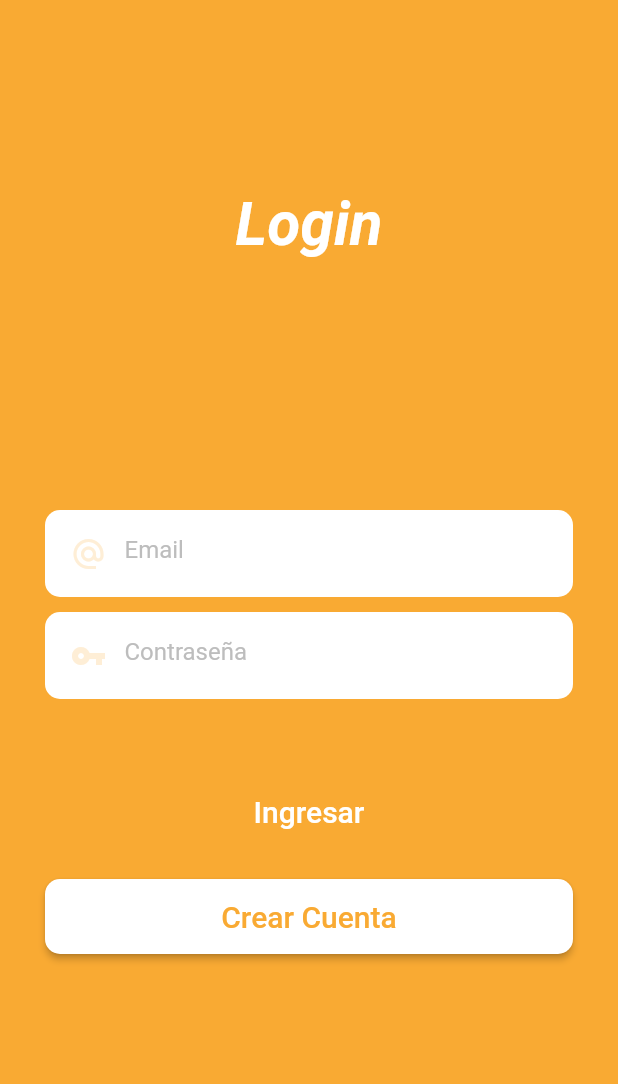
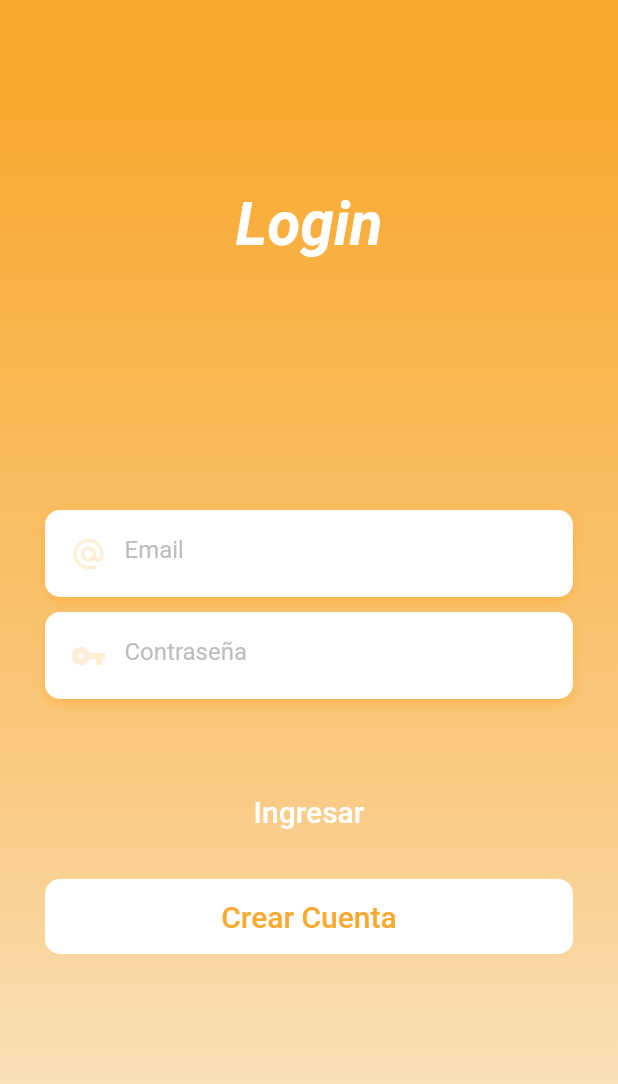
Before and after one commit to Bodkins/control_escolar2, a Flutter app: the screen it shows after launch, on a phone screen of 412 x 824 dp. Shown: the top 1084 px of the screen. Run offline on Flutter 3.47's test engine with Material 2 defaults, Android fonts, the phone set to English and light mode, and no system bars; our stand-ins replace sqflite; accounts and stored records are empty.

Commit message:
se modifico el login visualmente

```diff
--- a/lib/loginPage.dart
+++ b/lib/loginPage.dart
@@ -19,17 +19,32 @@ class _MyLoginPageState extends State<MyLoginPage> {
 
   @override
   Widget build(BuildContext context) {
+
     return Scaffold(
-      backgroundColor: Color.fromRGBO(249, 170, 51, 1),
+      //backgroundColor: Color.fromRGBO(249, 170, 51, 1),
       key: _formKey,
       body: Container(
-
+decoration: BoxDecoration(
+  gradient: new LinearGradient(colors: [
+    Color.fromRGBO(249, 170, 51, 1),
+    Color.fromRGBO(249, 170, 51, 0.8),
+    Color.fromRGBO(249, 170, 51, 0.6),
+    Color.fromRGBO(249, 170, 51, 0.3),
+  ],
+    begin: const FractionalOffset(1.0, 0.1),
+    end: const FractionalOffset(1, 0.9),
+  ),
+),
         child: Column(
           children: <Widget>[
             Container(
               height: 300,
+
               decoration: BoxDecoration(
-                color: Color.fromRGBO(249, 170, 51,1 ),
+               // image: DecorationImage(
+                //  image: AssetImage('assets/images/background.jpg'),
+               // ) ,
+                //color: Color.fromRGBO(249, 170, 51,1 ),
                 borderRadius: BorderRadius.circular(50),
               ),
               child: Stack(
@@ -48,6 +63,7 @@ class _MyLoginPageState extends State<MyLoginPage> {
                       ),
                     ),
                   ),
+
                 ],
               ),
             ),
@@ -76,7 +92,7 @@ class _MyLoginPageState extends State<MyLoginPage> {
                     child: FlatButton(
                       shape: RoundedRectangleBorder(
                           borderRadius: BorderRadius.circular(10)),
-                      color: Color.fromRGBO(249, 170, 51, 1),
+                      color: Color.fromRGBO(249, 170, 51, 0),
                       child: Center(
                         child: Text(
                           "Ingresar",
@@ -102,7 +118,7 @@ class _MyLoginPageState extends State<MyLoginPage> {
 
                   SizedBox(
                     height: 50,
-                    child: RaisedButton(
+                    child: FlatButton(
                       shape: RoundedRectangleBorder(
                           borderRadius: BorderRadius.circular(10)),
                       color: Colors.white,
```
Also changed, not shown: pubspec.yaml (+6 -3 lines), assets/images/background.jpg (added), assets/images/background1.jpg (added), assets/images/background2.jpg (added), assets/images/background3.jpg (added), assets/images/untitled.png (added).
